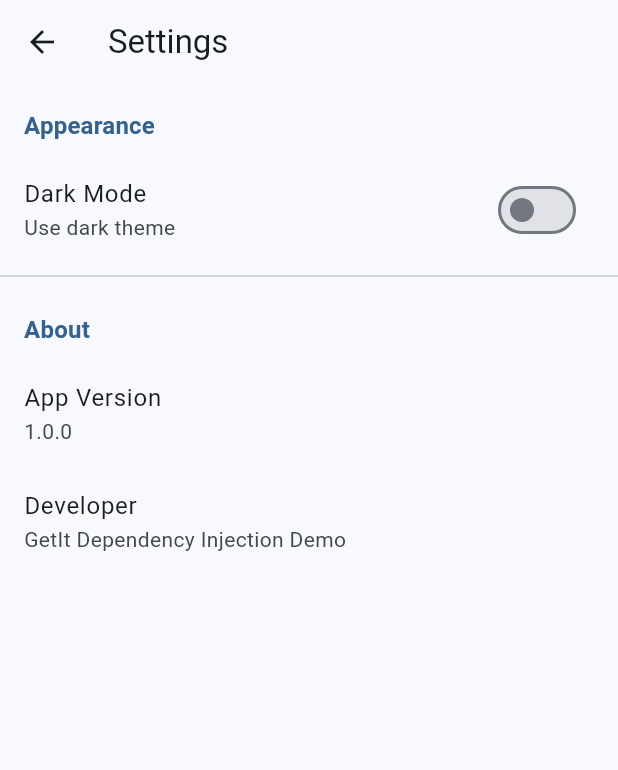
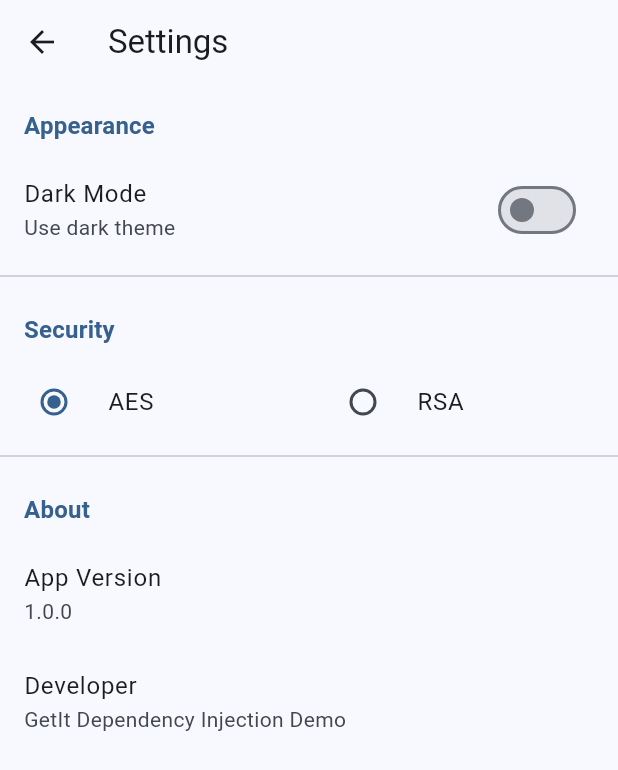
Before and after one commit to droidcon-academy/flutter-get_it, a Flutter app: the screen it shows after launch, after a tap on the "settings" icon, on a phone screen of 412 x 824 dp. Shown: the top 770 px of the screen. Run offline on Flutter 3.47's test engine with Material 3 defaults, Android fonts, the phone set to English and light mode, and no system bars; our stand-ins replace get_it, isar, shared_preferences, watch_it; missing offline and left inert: encrypt; accounts and stored records are empty; generated files the repository leaves out were written again.

Commit message:
feat : Add AES and RSA encryption services with settings integration

```diff
--- a/source-code/final-project/lib/core/di/service_locator.dart
+++ b/source-code/final-project/lib/core/di/service_locator.dart
@@ -7,6 +7,7 @@ import 'package:da_get_it/viewmodels/category_viewmodel.dart';
 import 'package:da_get_it/viewmodels/password_detail_viewmodel.dart';
 import 'package:da_get_it/viewmodels/password_list_viewmodel.dart';
 import 'package:da_get_it/viewmodels/settings_viewmodel.dart';
+import 'package:flutter/foundation.dart';
 import 'package:get_it/get_it.dart';
 import 'package:shared_preferences/shared_preferences.dart';
 
@@ -20,7 +21,15 @@ Future<void> setupServiceLocator() async {
     return IsarDatabase(isar);
   });
 
-  getIt.registerSingleton<EncryptionService>(EncryptionService());
+  getIt.registerSingleton<EncryptionService>(
+    EncryptionService.createAES(),
+    instanceName: EncryptionType.AES.name,
+  );
+
+  getIt.registerSingleton<EncryptionService>(
+    EncryptionService.createRSA(),
+    instanceName: EncryptionType.RSA.name,
+  );
 
   // Initialize SharedPreferences
   getIt.registerSingletonAsync<SharedPreferences>(() {
@@ -39,7 +48,15 @@ Future<void> setupServiceLocator() async {
   );
 
   getIt.registerLazySingleton<PasswordRepository>(
-    () => PasswordRepository(getIt<IsarDatabase>(), getIt<EncryptionService>()),
+    () {
+      final prefs = getIt<SettingsService>();
+      final method = prefs.encryptionMethod;
+      debugPrint('method: $method');
+      return PasswordRepository(
+        getIt<IsarDatabase>(),
+        getIt<EncryptionService>(instanceName: method),
+      );
+    },
   );
 
   // ViewModels (Factory - created new each time)
--- a/source-code/final-project/lib/core/services/encryption_service.dart
+++ b/source-code/final-project/lib/core/services/encryption_service.dart
@@ -1,50 +1,31 @@
-import 'dart:convert';
-import 'dart:math';
-import 'package:crypto/crypto.dart';
+import 'package:da_get_it/core/services/aes_encryption_service.dart';
+import 'package:da_get_it/core/services/rsa_encryption_service.dart';
 
-class EncryptionService {
+export 'aes_encryption_service.dart';
+export 'rsa_encryption_service.dart';
+
+abstract class EncryptionService {
+  static EncryptionService createAES() {
+    return AESEncryptionService();
+  }
+
+  static EncryptionService createRSA() {
+    return RSAEncryptionService();
+  }
+
   /// Encrypt a password with a simple XOR cipher
   /// Note: This is a simplified encryption for demonstration purposes
   /// In a real app, use a stronger encryption method
-  String encryptPassword(String password, String salt) {
-    final List<int> passwordBytes = utf8.encode(password);
-    final List<int> saltBytes = utf8.encode(salt);
-
-    // Create a key from the salt using SHA-256
-    final key = sha256.convert(saltBytes).bytes;
-
-    // XOR the password bytes with the key
-    final List<int> encryptedBytes = List<int>.filled(passwordBytes.length, 0);
-
-    for (int i = 0; i < passwordBytes.length; i++) {
-      encryptedBytes[i] = passwordBytes[i] ^ key[i % key.length];
-    }
-
-    return base64Encode(encryptedBytes);
-  }
+  String encryptPassword(String password, String salt);
 
   /// Decrypt a password using the same XOR cipher
-  String decryptPassword(String encryptedPassword, String salt) {
-    final List<int> encryptedBytes = base64Decode(encryptedPassword);
-    final List<int> saltBytes = utf8.encode(salt);
-
-    // Create the same key from the salt
-    final key = sha256.convert(saltBytes).bytes;
-
-    // XOR the encrypted bytes with the key to get the original password
-    final List<int> passwordBytes = List<int>.filled(encryptedBytes.length, 0);
-
-    for (int i = 0; i < encryptedBytes.length; i++) {
-      passwordBytes[i] = encryptedBytes[i] ^ key[i % key.length];
-    }
-
-    return utf8.decode(passwordBytes);
-  }
+  String decryptPassword(String encryptedPassword, String salt);
 
   /// Generate a random salt for encryption
-  String generateSalt() {
-    final random = Random.secure();
-    final List<int> saltBytes = List<int>.generate(16, (_) => random.nextInt(256));
-    return base64Encode(saltBytes);
-  }
+  String generateSalt();
 }
+
+enum EncryptionType {
+  AES,
+  RSA,
+}
--- /dev/null
+++ b/source-code/final-project/lib/core/services/rsa_encryption_service.dart
@@ -0,0 +1,36 @@
+import 'dart:convert';
+import 'dart:math';
+import 'package:encrypt/encrypt.dart';
+import 'encryption_service.dart';
+
+class RSAEncryptionService implements EncryptionService {
+  late RSA _keypair;
+
+  RSAEncryptionService() {
+    _keypair = RSA();
+  }
+
+  /// Encrypt a password using RSA encryption
+  @override
+  String encryptPassword(String password, String salt) {
+    final encrypter = Encrypter(RSA(publicKey: _keypair.publicKey));
+    final encrypted = encrypter.encrypt(password);
+    return base64Encode(encrypted.bytes);
+  }
+
+  /// Decrypt a password using RSA encryption
+  @override
+  String decryptPassword(String encryptedPassword, String salt) {
+    final encrypter = Encrypter(RSA(privateKey: _keypair.privateKey));
+    final encrypted = Encrypted.fromBase64(encryptedPassword);
+    return encrypter.decrypt(encrypted);
+  }
+
+  /// Generate a random salt for encryption
+  @override
+  String generateSalt() {
+    final random = Random.secure();
+    final saltBytes = List<int>.generate(16, (_) => random.nextInt(256));
+    return base64Encode(saltBytes);
+  }
+}
--- a/source-code/final-project/lib/core/services/settings_service.dart
+++ b/source-code/final-project/lib/core/services/settings_service.dart
@@ -5,7 +5,7 @@ class SettingsService {
   static const String _biometricAuthKey = 'biometric_auth';
   static const String _autoLockKey = 'auto_lock';
   static const String _lockTimeoutKey = 'lock_timeout';
-
+  static const String _encryptionMethodKey = 'encryption_method';
   final SharedPreferences _prefs;
 
   SettingsService(this._prefs);
@@ -37,4 +37,11 @@ class SettingsService {
   Future<void> setLockTimeout(int minutes) async {
     await _prefs.setInt(_lockTimeoutKey, minutes);
   }
+
+  String get encryptionMethod =>
+      _prefs.getString(_encryptionMethodKey) ?? 'AES';
+
+  Future<void> setEncryptionMethod(String method) async {
+    await _prefs.setString(_encryptionMethodKey, method);
+  }
 }
--- a/source-code/final-project/lib/viewmodels/settings_viewmodel.dart
+++ b/source-code/final-project/lib/viewmodels/settings_viewmodel.dart
@@ -1,15 +1,34 @@
+import 'dart:async';
+
+import 'package:da_get_it/core/di/service_locator.dart';
 import 'package:da_get_it/core/services/settings_service.dart';
+import 'package:da_get_it/repositories/password_repository.dart';
+import 'package:da_get_it/viewmodels/password_list_viewmodel.dart';
 import 'package:flutter/foundation.dart';
+import 'package:flutter/material.dart';
 
-class SettingsViewModel extends ValueNotifier<bool> {
+class SettingsViewModel extends ChangeNotifier {
   final SettingsService _settingsService;
+  bool _isDarkMode = false;
+  String _encryptionMethod = 'AES';
+  SettingsViewModel(this._settingsService) : super() {
+    _isDarkMode = _settingsService.isDarkMode;
+    _encryptionMethod = _settingsService.encryptionMethod;
+  }
 
-  SettingsViewModel(this._settingsService) : super(_settingsService.isDarkMode);
+  bool get isDarkMode => _isDarkMode;
+  String get encryptionMethod => _encryptionMethod;
 
-  bool get isDarkMode => value;
+  void toggleDarkMode(bool value) {
+    _isDarkMode = value;
+    _settingsService.setDarkMode(value);
+    notifyListeners();
+  }
 
-  void toggleDarkMode(bool givenValue) {
-    value = givenValue;
-    _settingsService.setDarkMode(givenValue);
+  void setEncryptionMethod(String method) {
+    _encryptionMethod = method;
+    _settingsService.setEncryptionMethod(method);
+   // getIt.reset();
+    notifyListeners();
   }
 }
--- a/source-code/final-project/lib/views/settings_screen.dart
+++ b/source-code/final-project/lib/views/settings_screen.dart
@@ -36,6 +36,44 @@ class SettingsScreen extends WatchingWidget {
           Padding(
             padding: const EdgeInsets.only(left: 16.0, top: 16.0, bottom: 8.0),
             child: Text(
+              'Security',
+              style: titleStyle,
+            ),
+          ),
+          Row(
+            children: [
+              Expanded(
+                child: RadioListTile<String>(
+                  title: const Text('AES'),
+                  value: 'AES',
+                  groupValue: viewModel.encryptionMethod,
+                  onChanged: (value) {
+                    if (value != null) {
+                      viewModel.setEncryptionMethod(value);
+                      restartApp(context);
+                    }
+                  },
+                ),
+              ),
+              Expanded(
+                child: RadioListTile<String>(
+                  title: const Text('RSA'),
+                  value: 'RSA',
+                  groupValue: viewModel.encryptionMethod,
+                  onChanged: (value) {
+                    if (value != null) {
+                      viewModel.setEncryptionMethod(value);
+                      restartApp(context);
+                    }
+                  },
+                ),
+              ),
+            ],
+          ),
+          const Divider(),
+          Padding(
+            padding: const EdgeInsets.only(left: 16.0, top: 16.0, bottom: 8.0),
+            child: Text(
               'About',
               style: titleStyle,
             ),
@@ -52,4 +90,12 @@ class SettingsScreen extends WatchingWidget {
       ),
     );
   }
+
+  void restartApp(BuildContext context) {
+    Navigator.pushNamedAndRemoveUntil(
+      context,
+      '/',
+      (_) => false,
+    );
+  }
 }
--- a/source-code/final-project/pubspec.yaml
+++ b/source-code/final-project/pubspec.yaml
@@ -51,6 +51,7 @@ dependencies:
   # For app settings
   shared_preferences: ^2.2.2
   watch_it: ^1.6.5
+  encrypt: ^5.0.3
 
 dev_dependencies:
   flutter_test:
```
Also changed, not shown: source-code/final-project/lib/core/services/aes_encryption_service.dart (added, +36 -0 lines), source-code/final-project/pubspec.lock.
